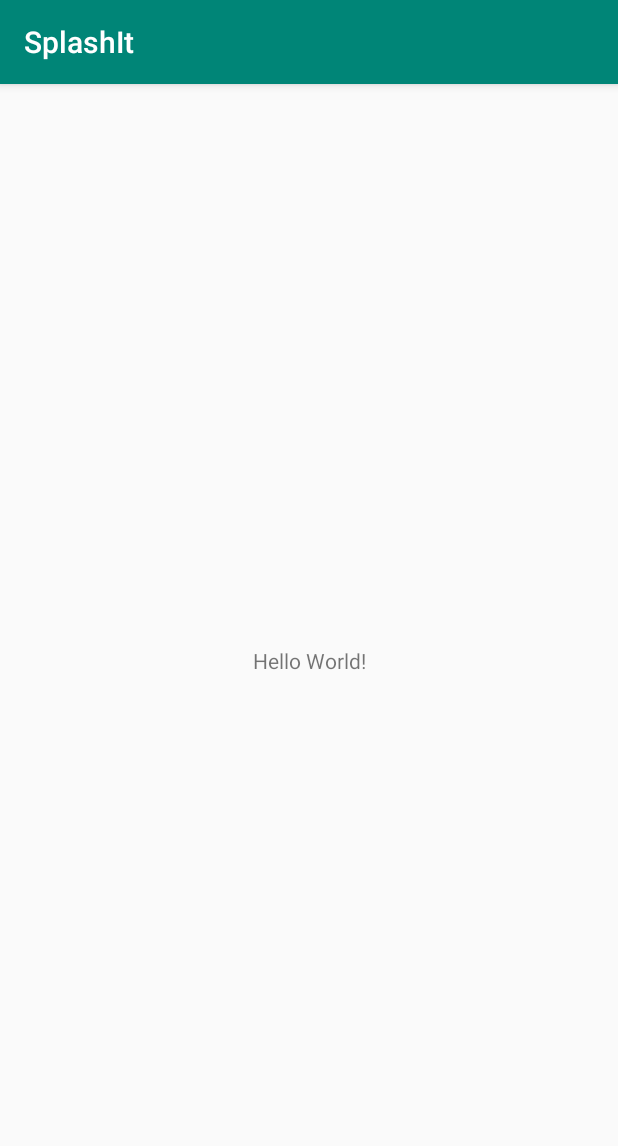
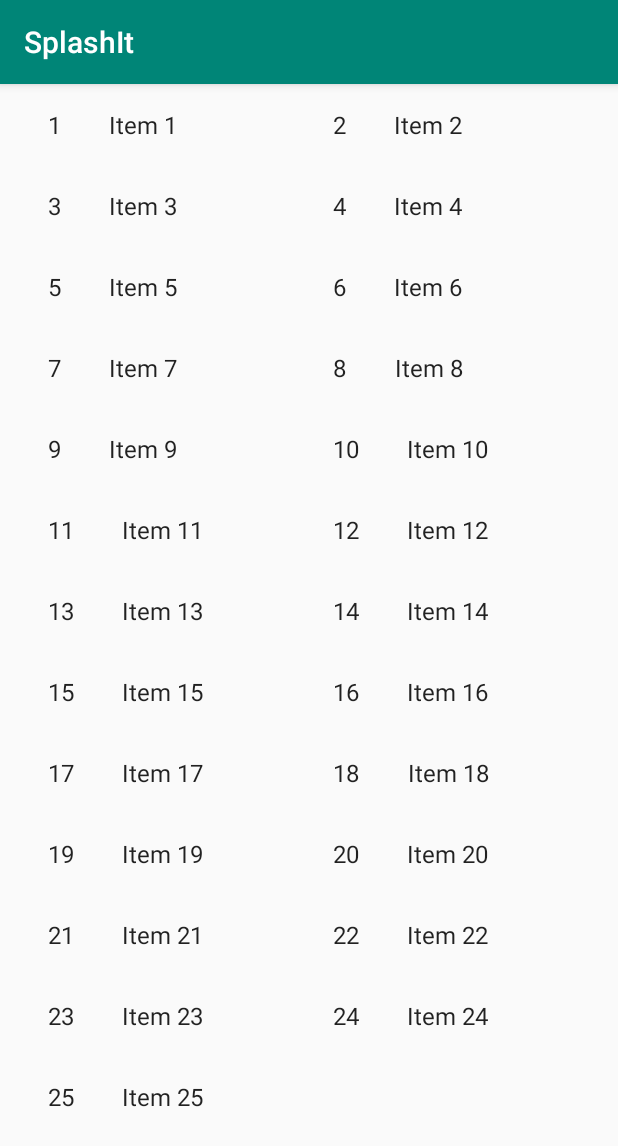
Before and after one commit to amy6/SplashIt, an Android app: the screen it shows after launch (MainActivity), on a phone screen of 412 x 824 dp. Shown: the top 1146 px of the screen. Run offline under Robolectric (Android 15) with nearby library versions, the phone set to English and light mode, and no system bars.

Commit message:
add grid layout fragment for photos

```diff
--- a/app/build.gradle
+++ b/app/build.gradle
@@ -27,6 +27,8 @@ dependencies {
     implementation fileTree(dir: 'libs', include: ['*.jar'])
     implementation 'com.android.support:appcompat-v7:28.0.0'
     implementation 'com.android.support.constraint:constraint-layout:1.1.3'
+    implementation 'com.android.support:support-v4:28.0.0'
+    implementation 'com.android.support:recyclerview-v7:28.0.0'
     testImplementation 'junit:junit:4.12'
     androidTestImplementation 'com.android.support.test:runner:1.0.2'
     androidTestImplementation 'com.android.support.test.espresso:espresso-core:3.0.2'
--- a/app/src/main/java/com/example/splashit/ui/MainActivity.java
+++ b/app/src/main/java/com/example/splashit/ui/MainActivity.java
@@ -2,14 +2,25 @@ package com.example.splashit.ui;
 
 import android.os.Bundle;
 import android.support.v7.app.AppCompatActivity;
+import android.util.Log;
 
 import com.example.splashit.R;
+import com.example.splashit.ui.dummy.DummyContent;
 
-public class MainActivity extends AppCompatActivity {
+public class MainActivity extends AppCompatActivity implements PhotoFragment.OnListFragmentInteractionListener {
+
+    private static final String TAG = MainActivity.class.getSimpleName();
 
     @Override
     protected void onCreate(Bundle savedInstanceState) {
         super.onCreate(savedInstanceState);
         setContentView(R.layout.activity_main);
+
+        getSupportFragmentManager().beginTransaction().add(R.id.container, PhotoFragment.newInstance(2)).commit();
+    }
+
+    @Override
+    public void onListFragmentInteraction(DummyContent.DummyItem item) {
+        Log.i(TAG, "Item clicked : " + item.id);
     }
 }
--- /dev/null
+++ b/app/src/main/java/com/example/splashit/ui/MyPhotoRecyclerViewAdapter.java
@@ -0,0 +1,78 @@
+package com.example.splashit.ui;
+
+import android.support.v7.widget.RecyclerView;
+import android.view.LayoutInflater;
+import android.view.View;
+import android.view.ViewGroup;
+import android.widget.TextView;
+
+import com.example.splashit.R;
+import com.example.splashit.ui.PhotoFragment.OnListFragmentInteractionListener;
+import com.example.splashit.ui.dummy.DummyContent.DummyItem;
+
+import java.util.List;
+
+/**
+ * {@link RecyclerView.Adapter} that can display a {@link DummyItem} and makes a call to the
+ * specified {@link OnListFragmentInteractionListener}.
+ * TODO: Replace the implementation with code for your data type.
+ */
+public class MyPhotoRecyclerViewAdapter extends RecyclerView.Adapter<MyPhotoRecyclerViewAdapter.ViewHolder> {
+
+    private final List<DummyItem> mValues;
+    private final OnListFragmentInteractionListener mListener;
+
+    public MyPhotoRecyclerViewAdapter(List<DummyItem> items, OnListFragmentInteractionListener listener) {
+        mValues = items;
+        mListener = listener;
+    }
+
+    @Override
+    public ViewHolder onCreateViewHolder(ViewGroup parent, int viewType) {
+        View view = LayoutInflater.from(parent.getContext())
+                .inflate(R.layout.fragment_photo, parent, false);
+        return new ViewHolder(view);
+    }
+
+    @Override
+    public void onBindViewHolder(final ViewHolder holder, int position) {
+        holder.mItem = mValues.get(position);
+        holder.mIdView.setText(mValues.get(position).id);
+        holder.mContentView.setText(mValues.get(position).content);
+
+        holder.mView.setOnClickListener(new View.OnClickListener() {
+            @Override
+            public void onClick(View v) {
+                if (null != mListener) {
+                    // Notify the active callbacks interface (the activity, if the
+                    // fragment is attached to one) that an item has been selected.
+                    mListener.onListFragmentInteraction(holder.mItem);
+                }
+            }
+        });
+    }
+
+    @Override
+    public int getItemCount() {
+        return mValues.size();
+    }
+
+    public class ViewHolder extends RecyclerView.ViewHolder {
+        public final View mView;
+        public final TextView mIdView;
+        public final TextView mContentView;
+        public DummyItem mItem;
+
+        public ViewHolder(View view) {
+            super(view);
+            mView = view;
+            mIdView = (TextView) view.findViewById(R.id.item_number);
+            mContentView = (TextView) view.findViewById(R.id.content);
+        }
+
+        @Override
+        public String toString() {
+            return super.toString() + " '" + mContentView.getText() + "'";
+        }
+    }
+}
--- /dev/null
+++ b/app/src/main/java/com/example/splashit/ui/PhotoFragment.java
@@ -0,0 +1,110 @@
+package com.example.splashit.ui;
+
+import android.content.Context;
+import android.os.Bundle;
+import android.support.v4.app.Fragment;
+import android.support.v7.widget.GridLayoutManager;
+import android.support.v7.widget.LinearLayoutManager;
+import android.support.v7.widget.RecyclerView;
+import android.view.LayoutInflater;
+import android.view.View;
+import android.view.ViewGroup;
+
+import com.example.splashit.R;
+import com.example.splashit.ui.dummy.DummyContent;
+import com.example.splashit.ui.dummy.DummyContent.DummyItem;
+
+import java.util.List;
+
+/**
+ * A fragment representing a list of Items.
+ * <p/>
+ * Activities containing this fragment MUST implement the {@link OnListFragmentInteractionListener}
+ * interface.
+ */
+public class PhotoFragment extends Fragment {
+
+    // TODO: Customize parameter argument names
+    private static final String ARG_COLUMN_COUNT = "column-count";
+    // TODO: Customize parameters
+    private int mColumnCount = 2;
+    private OnListFragmentInteractionListener mListener;
+
+    /**
+     * Mandatory empty constructor for the fragment manager to instantiate the
+     * fragment (e.g. upon screen orientation changes).
+     */
+    public PhotoFragment() {
+    }
+
+    // TODO: Customize parameter initialization
+    @SuppressWarnings("unused")
+    public static PhotoFragment newInstance(int columnCount) {
+        PhotoFragment fragment = new PhotoFragment();
+        Bundle args = new Bundle();
+        args.putInt(ARG_COLUMN_COUNT, columnCount);
+        fragment.setArguments(args);
+        return fragment;
+    }
+
+    @Override
+    public void onCreate(Bundle savedInstanceState) {
+        super.onCreate(savedInstanceState);
+
+        if (getArguments() != null) {
+            mColumnCount = getArguments().getInt(ARG_COLUMN_COUNT);
+        }
+    }
+
+    @Override
+    public View onCreateView(LayoutInflater inflater, ViewGroup container,
+                             Bundle savedInstanceState) {
+        View view = inflater.inflate(R.layout.fragment_photo_list, container, false);
+
+        // Set the adapter
+        if (view instanceof RecyclerView) {
+            Context context = view.getContext();
+            RecyclerView recyclerView = (RecyclerView) view;
+            if (mColumnCount <= 1) {
+                recyclerView.setLayoutManager(new LinearLayoutManager(context));
+            } else {
+                recyclerView.setLayoutManager(new GridLayoutManager(context, mColumnCount));
+            }
+            recyclerView.setAdapter(new MyPhotoRecyclerViewAdapter(DummyContent.ITEMS, mListener));
+        }
+        return view;
+    }
+
+
+    @Override
+    public void onAttach(Context context) {
+        super.onAttach(context);
+        if (context instanceof OnListFragmentInteractionListener) {
+            mListener = (OnListFragmentInteractionListener) context;
+        } else {
+            throw new RuntimeException(context.toString()
+                    + " must implement OnListFragmentInteractionListener");
+        }
+    }
+
+    @Override
+    public void onDetach() {
+        super.onDetach();
+        mListener = null;
+    }
+
+    /**
+     * This interface must be implemented by activities that contain this
+     * fragment to allow an interaction in this fragment to be communicated
+     * to the activity and potentially other fragments contained in that
+     * activity.
+     * <p/>
+     * See the Android Training lesson <a href=
+     * "http://developer.android.com/training/basics/fragments/communicating.html"
+     * >Communicating with Other Fragments</a> for more information.
+     */
+    public interface OnListFragmentInteractionListener {
+        // TODO: Update argument type and name
+        void onListFragmentInteraction(DummyItem item);
+    }
+}
--- /dev/null
+++ b/app/src/main/java/com/example/splashit/ui/dummy/DummyContent.java
@@ -0,0 +1,72 @@
+package com.example.splashit.ui.dummy;
+
+import java.util.ArrayList;
+import java.util.HashMap;
+import java.util.List;
+import java.util.Map;
+
+/**
+ * Helper class for providing sample content for user interfaces created by
+ * Android template wizards.
+ * <p>
+ * TODO: Replace all uses of this class before publishing your app.
+ */
+public class DummyContent {
+
+    /**
+     * An array of sample (dummy) items.
+     */
+    public static final List<DummyItem> ITEMS = new ArrayList<DummyItem>();
+
+    /**
+     * A map of sample (dummy) items, by ID.
+     */
+    public static final Map<String, DummyItem> ITEM_MAP = new HashMap<String, DummyItem>();
+
+    private static final int COUNT = 25;
+
+    static {
+        // Add some sample items.
+        for (int i = 1; i <= COUNT; i++) {
+            addItem(createDummyItem(i));
+        }
+    }
+
+    private static void addItem(DummyItem item) {
+        ITEMS.add(item);
+        ITEM_MAP.put(item.id, item);
+    }
+
+    private static DummyItem createDummyItem(int position) {
+        return new DummyItem(String.valueOf(position), "Item " + position, makeDetails(position));
+    }
+
+    private static String makeDetails(int position) {
+        StringBuilder builder = new StringBuilder();
+        builder.append("Details about Item: ").append(position);
+        for (int i = 0; i < position; i++) {
+            builder.append("\nMore details information here.");
+        }
+        return builder.toString();
+    }
+
+    /**
+     * A dummy item representing a piece of content.
+     */
+    public static class DummyItem {
+        public final String id;
+        public final String content;
+        public final String details;
+
+        public DummyItem(String id, String content, String details) {
+            this.id = id;
+            this.content = content;
+            this.details = details;
+        }
+
+        @Override
+        public String toString() {
+            return content;
+        }
+    }
+}
--- a/app/src/main/res/layout/activity_main.xml
+++ b/app/src/main/res/layout/activity_main.xml
@@ -6,10 +6,10 @@
     android:layout_height="match_parent"
     tools:context=".ui.MainActivity">
 
-    <TextView
-        android:layout_width="wrap_content"
-        android:layout_height="wrap_content"
-        android:text="Hello World!"
+    <FrameLayout
+        android:id="@+id/container"
+        android:layout_width="match_parent"
+        android:layout_height="match_parent"
         app:layout_constraintBottom_toBottomOf="parent"
         app:layout_constraintLeft_toLeftOf="parent"
         app:layout_constraintRight_toRightOf="parent"
--- /dev/null
+++ b/app/src/main/res/layout/fragment_photo.xml
@@ -0,0 +1,20 @@
+<?xml version="1.0" encoding="utf-8"?>
+<LinearLayout xmlns:android="http://schemas.android.com/apk/res/android"
+    android:layout_width="wrap_content"
+    android:layout_height="wrap_content"
+    android:orientation="horizontal">
+
+    <TextView
+        android:id="@+id/item_number"
+        android:layout_width="wrap_content"
+        android:layout_height="wrap_content"
+        android:layout_margin="@dimen/text_margin"
+        android:textAppearance="?attr/textAppearanceListItem" />
+
+    <TextView
+        android:id="@+id/content"
+        android:layout_width="wrap_content"
+        android:layout_height="wrap_content"
+        android:layout_margin="@dimen/text_margin"
+        android:textAppearance="?attr/textAppearanceListItem" />
+</LinearLayout>
--- /dev/null
+++ b/app/src/main/res/layout/fragment_photo_list.xml
@@ -0,0 +1,13 @@
+<?xml version="1.0" encoding="utf-8"?>
+<android.support.v7.widget.RecyclerView xmlns:android="http://schemas.android.com/apk/res/android"
+    xmlns:app="http://schemas.android.com/apk/res-auto"
+    xmlns:tools="http://schemas.android.com/tools"
+    android:id="@+id/list"
+    android:name="com.example.splashit.ui.PhotoFragment"
+    android:layout_width="match_parent"
+    android:layout_height="match_parent"
+    android:layout_marginLeft="16dp"
+    android:layout_marginRight="16dp"
+    app:layoutManager="LinearLayoutManager"
+    tools:context=".ui.PhotoFragment"
+    tools:listitem="@layout/fragment_photo" />
--- /dev/null
+++ b/app/src/main/res/values/dimens.xml
@@ -0,0 +1,4 @@
+<?xml version="1.0" encoding="utf-8"?>
+<resources>
+    <dimen name="text_margin">16dp</dimen>
+</resources>
```
